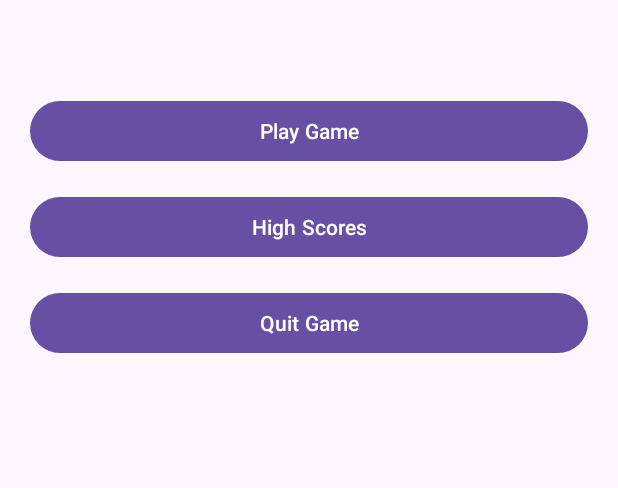
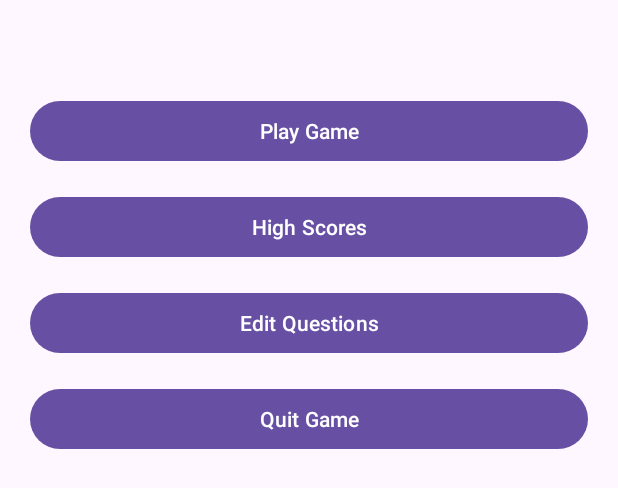
Before and after one commit to FlavioCervantes/Dev-p2-android-application, an Android app: the layout admin_ui.xml on its own in the app's theme, with its tools: preview values and no code run, on a phone screen of 412 x 824 dp. Shown: the top 488 px of the screen. Run offline under Robolectric (Android 15) with nearby library versions, the phone set to English and light mode, and no system bars.

Commit message:
Updated the admin code and ui.

```diff
--- a/app/src/main/res/layout/admin_ui.xml
+++ b/app/src/main/res/layout/admin_ui.xml
@@ -24,6 +24,7 @@
             android:layout_width="match_parent"
             android:layout_height="wrap_content"
             android:text="@string/Welcome_Admin"
+            android:hint="@string/Welcome_Admin"
             android:textSize="20sp"
             android:textStyle="bold"
             android:gravity="center"
@@ -44,6 +45,15 @@
             android:layout_marginBottom="16dp" />
 
         <Button
+            android:id="@+id/editQuestionsButton"
+            android:layout_width="match_parent"
+            android:layout_height="wrap_content"
+            android:text="Edit Questions"
+            android:layout_marginBottom="16dp" />
+
+
+
+        <Button
             android:id="@+id/quitGameButton"
             android:layout_width="match_parent"
             android:layout_height="wrap_content"
```
Also changed, not shown: app/src/main/java/com/example/dev_p2_android_application/AdminActivity.java (+26 -56 lines).
